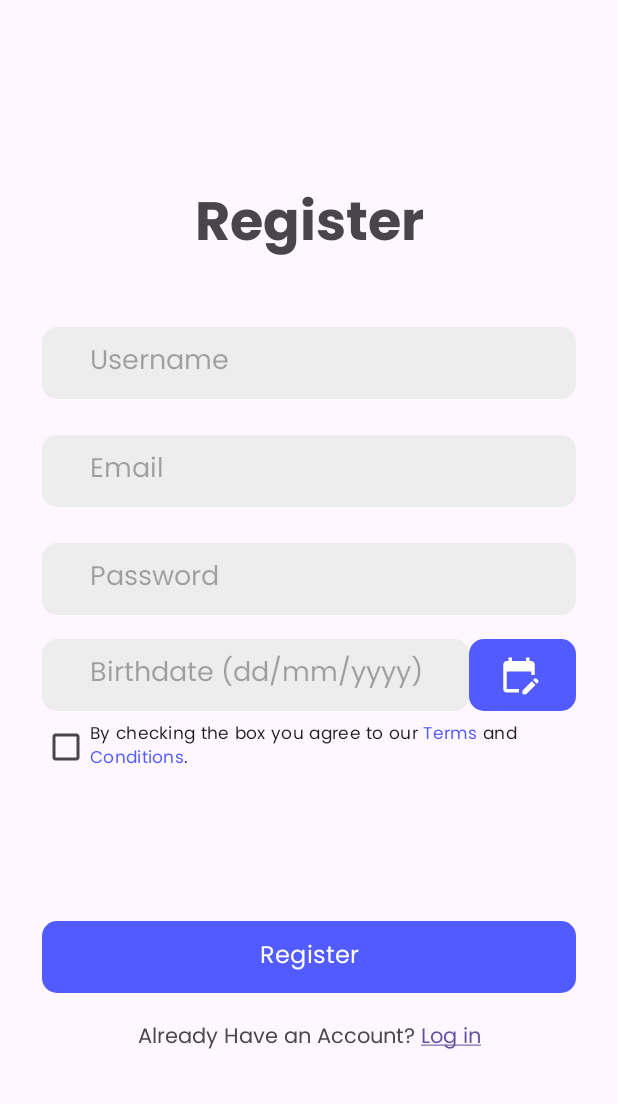
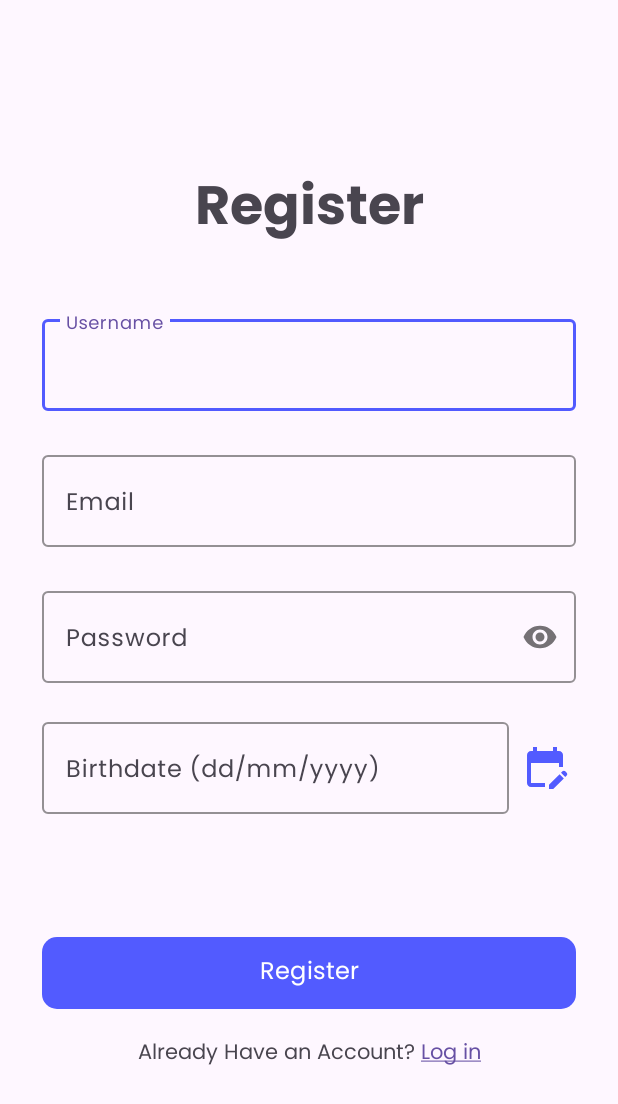
Before and after one commit to Vikovanesta/android-travel-app, an Android app: the RegisterActivity screen opened directly, with no data from a screen before it, on a phone screen of 412 x 824 dp. Shown: the top 1104 px of the screen. Run offline under Robolectric (Android 15) with nearby library versions, the phone set to English and light mode, and no system bars.

Commit message:
update ui

```diff
--- a/app/src/main/java/com/example/uts/LoginActivity.kt
+++ b/app/src/main/java/com/example/uts/LoginActivity.kt
@@ -54,6 +54,8 @@ class LoginActivity : AppCompatActivity() {
                     email != correctEmail ||
                     password != correctPassword) {
                     editTextUsername.error = "User not found"
+                    editTextEmail.error = "User not found"
+                    editTextPassword.error = "User not found"
                     validated = false
                 }
 
--- a/app/src/main/java/com/example/uts/RegisterActivity.kt
+++ b/app/src/main/java/com/example/uts/RegisterActivity.kt
@@ -103,11 +103,6 @@ class RegisterActivity : AppCompatActivity(),
                     validated = false
                 }
 
-                if (!checkBox.isChecked) {
-                    checkBox.error = "You must agree to the terms and conditions"
-                    validated = false
-                }
-
                 if (validated) {
                     startActivity(intentToLoginActivity)
                 }
--- a/app/src/main/res/drawable/ic_edit_calendar.xml
+++ b/app/src/main/res/drawable/ic_edit_calendar.xml
@@ -1,5 +1,5 @@
-<vector android:height="28dp" android:tint="#ffffff"
+<vector android:height="32dp" android:tint="#525BFF"
     android:viewportHeight="24" android:viewportWidth="24"
-    android:width="28dp" xmlns:android="http://schemas.android.com/apk/res/android">
+    android:width="32dp" xmlns:android="http://schemas.android.com/apk/res/android">
     <path android:fillColor="@android:color/white" android:pathData="M12,22H5c-1.11,0 -2,-0.9 -2,-2L3.01,6c0,-1.1 0.88,-2 1.99,-2h1V2h2v2h8V2h2v2h1c1.1,0 2,0.9 2,2v6h-2v-2H5v10h7V22zM22.13,16.99l0.71,-0.71c0.39,-0.39 0.39,-1.02 0,-1.41l-0.71,-0.71c-0.39,-0.39 -1.02,-0.39 -1.41,0l-0.71,0.71L22.13,16.99zM21.42,17.7l-5.3,5.3H14v-2.12l5.3,-5.3L21.42,17.7z"/>
 </vector>
--- a/app/src/main/res/layout/activity_register.xml
+++ b/app/src/main/res/layout/activity_register.xml
@@ -28,90 +28,87 @@
             android:textSize="36sp"
             android:textStyle="bold" />
 
-        <EditText
+        <com.google.android.material.textfield.TextInputLayout
+            android:layout_width="match_parent"
+            android:layout_height="wrap_content"
+            app:boxStrokeColor="@color/primary" >
+
+            <com.google.android.material.textfield.TextInputEditText
                 android:id="@+id/edit_text_username"
                 android:layout_width="match_parent"
-            android:layout_height="48dp"
+                android:layout_height="wrap_content"
                 android:layout_marginBottom="24dp"
                 android:autofillHints="username"
-            android:background="@drawable/rounded_edit_text"
                 android:fontFamily="@font/poppins"
-            android:hint="Username"
-            android:paddingHorizontal="32dp"
-            app:layout_constraintEnd_toEndOf="parent"
-            app:layout_constraintStart_toStartOf="parent"
-            app:layout_constraintTop_toTopOf="parent" />
+                android:hint="Username" />
+        </com.google.android.material.textfield.TextInputLayout>
 
-        <EditText
+        <com.google.android.material.textfield.TextInputLayout
+            android:layout_width="match_parent"
+            android:layout_height="wrap_content"
+            app:boxStrokeColor="@color/primary" >
+
+            <com.google.android.material.textfield.TextInputEditText
                 android:id="@+id/edit_text_email"
                 android:layout_width="match_parent"
-            android:layout_height="48dp"
+                android:layout_height="wrap_content"
                 android:layout_marginBottom="24dp"
-            android:background="@drawable/rounded_edit_text"
                 android:fontFamily="@font/poppins"
                 android:hint="Email"
-            android:inputType="textEmailAddress"
-            android:paddingHorizontal="32dp"
-            app:layout_constraintEnd_toEndOf="parent"
-            app:layout_constraintStart_toStartOf="parent"
-            app:layout_constraintTop_toTopOf="parent"
-            android:autofillHints="emailAddress" />
+                android:inputType="textEmailAddress"/>
+        </com.google.android.material.textfield.TextInputLayout>
 
-        <EditText
+        <com.google.android.material.textfield.TextInputLayout
+            android:id="@+id/passwordTextInputLayout"
+            android:layout_width="match_parent"
+            android:layout_height="wrap_content"
+            app:passwordToggleEnabled="true"
+            app:passwordToggleContentDescription="Toggle password visibility"
+            app:errorEnabled="true"
+            app:boxStrokeColor="@color/primary" >
+
+            <com.google.android.material.textfield.TextInputEditText
                 android:id="@+id/edit_text_password"
                 android:layout_width="match_parent"
-            android:layout_height="48dp"
-            android:layout_marginBottom="16dp"
-            android:autofillHints="password"
-            android:background="@drawable/rounded_edit_text"
+                android:layout_height="wrap_content"
                 android:fontFamily="@font/poppins"
                 android:hint="Password"
                 android:inputType="textPassword"
-            android:paddingHorizontal="32dp"
-            app:layout_constraintEnd_toEndOf="parent"
-            app:layout_constraintStart_toStartOf="parent"
-            app:layout_constraintTop_toTopOf="parent" />
+                />
+
+        </com.google.android.material.textfield.TextInputLayout>
 
         <LinearLayout
             android:layout_width="match_parent"
             android:layout_height="wrap_content"
             android:orientation="horizontal" >
 
-            <EditText
+            <com.google.android.material.textfield.TextInputLayout
+                android:layout_width="0dp"
+                android:layout_height="wrap_content"
+                android:layout_weight="7"
+                app:boxStrokeColor="@color/primary" >
+
+                <com.google.android.material.textfield.TextInputEditText
                     android:id="@+id/edit_text_birthdate"
-                android:layout_width="0dp"
-                android:layout_height="48dp"
+                    android:layout_width="match_parent"
+                    android:layout_height="wrap_content"
                     android:layout_weight="4"
-                android:layout_gravity="center_vertical"
-                android:background="@drawable/rounded_edit_text"
                     android:fontFamily="@font/poppins"
-                android:paddingHorizontal="32dp"
                     android:hint="Birthdate (dd/mm/yyyy)"
-                android:inputType="date"
-                app:layout_constraintEnd_toEndOf="parent"
-                app:layout_constraintStart_toStartOf="parent"
-                app:layout_constraintTop_toTopOf="parent" />
+                    android:inputType="date" />
+            </com.google.android.material.textfield.TextInputLayout>
 
-            <Button
+            <com.google.android.material.button.MaterialButton
                 android:id="@+id/btn_show_calendar"
                 android:layout_width="0dp"
                 android:layout_height="wrap_content"
                 android:layout_weight="1"
-                android:layout_gravity="center_vertical"
-                android:background="@drawable/rounded_btn"
-                app:backgroundTint="#525BFF"
-                android:drawableEnd="@drawable/ic_edit_calendar" />
+                android:drawableLeft="@drawable/ic_edit_calendar"
+                style="@style/Widget.MaterialComponents.Button.TextButton"
+                tools:ignore="RtlHardcoded" />
 
         </LinearLayout>
-
-
-        <CheckBox
-            android:id="@+id/checkBox"
-            android:layout_width="wrap_content"
-            android:layout_height="wrap_content"
-            android:fontFamily="@font/poppins"
-            android:text="@string/terms_and_conditions"
-            android:textSize="11sp"/>
     </LinearLayout>
 
     <LinearLayout
@@ -124,7 +121,7 @@
         app:layout_constraintStart_toStartOf="parent"
         app:layout_constraintTop_toBottomOf="@+id/input_form_register">
 
-        <Button
+        <com.google.android.material.button.MaterialButton
             android:id="@+id/btn_register"
             android:layout_width="match_parent"
             android:layout_height="wrap_content"
@@ -133,10 +130,7 @@
             android:fontFamily="@font/poppins"
             android:text="Register"
             android:textSize="16sp"
-            app:backgroundTint="#525BFF"
-            app:layout_constraintBottom_toBottomOf="parent"
-            app:layout_constraintEnd_toEndOf="parent"
-            app:layout_constraintStart_toStartOf="parent" />
+            app:backgroundTint="#525BFF" />
 
         <TextView
             android:id="@+id/text_view_redirect_login"
--- a/app/src/main/res/values/colors.xml
+++ b/app/src/main/res/values/colors.xml
@@ -1,5 +1,6 @@
 <?xml version="1.0" encoding="utf-8"?>
 <resources>
+    <color name="primary">#525BFF</color>s
     <color name="black">#FF000000</color>
     <color name="white">#FFFFFFFF</color>
 </resources>
--- a/app/src/main/res/values/strings.xml
+++ b/app/src/main/res/values/strings.xml
@@ -1,4 +1,3 @@
 <resources>
     <string name="app_name">uts</string>
-    <string name="terms_and_conditions">By checking the box you agree to our <font color="#525BFF">Terms</font> and <font color="#525BFF">Conditions</font>.</string>
 </resources>
```
Also changed, not shown: app/src/main/res/layout/activity_login.xml (+32 -26 lines). Lines whose indentation alone changed are shown as unchanged.
